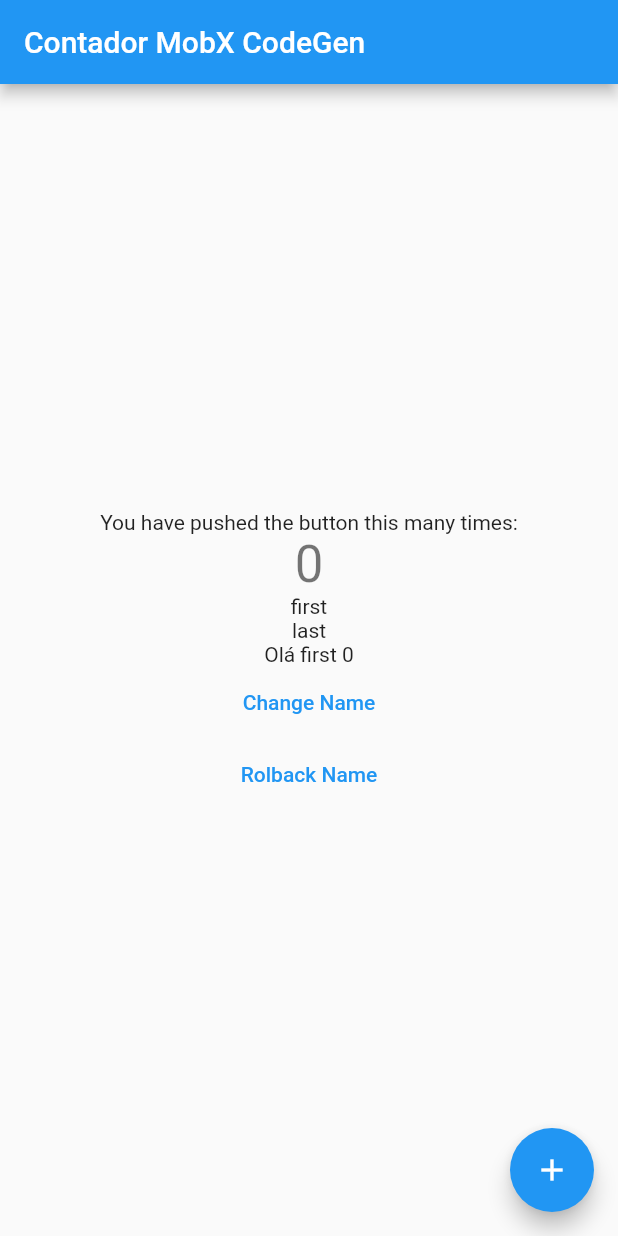
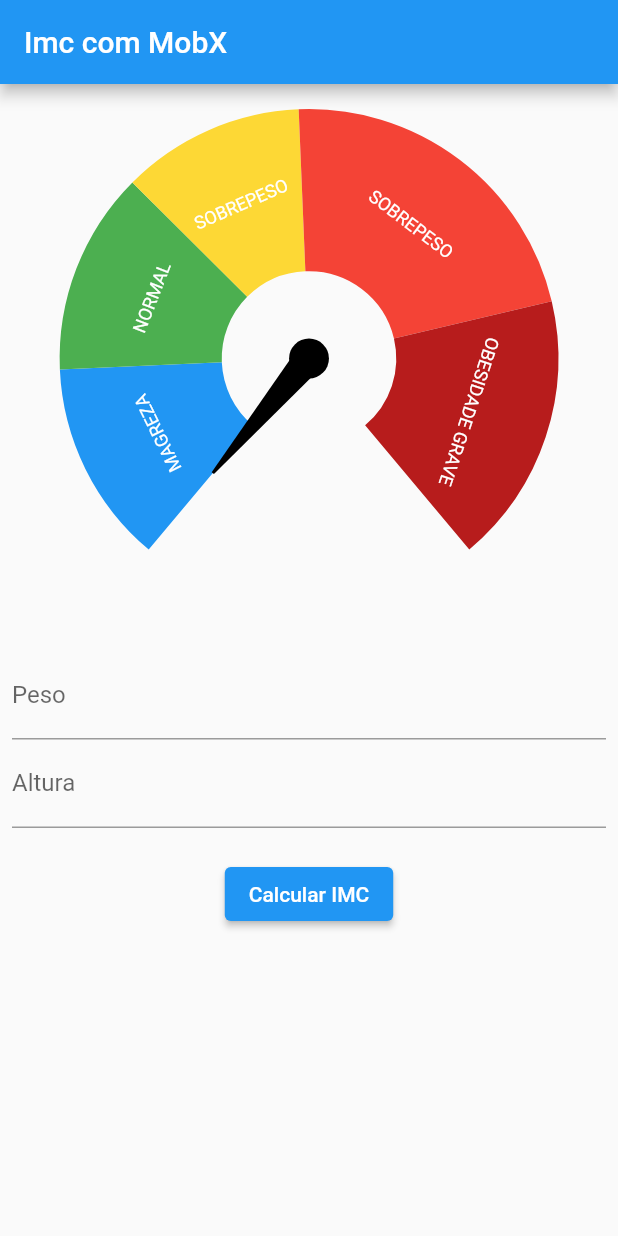
Before and after one commit to lucass-coder/mobx_imc, a Flutter app: the screen it shows after launch, on a phone screen of 412 x 824 dp. Run offline on Flutter 3.47's test engine with Material 2 defaults, Android fonts, the phone set to English and light mode, and no system bars; drawn by our look-alikes of syncfusion_flutter_gauges; our stand-ins replace currency_text_input_formatter, flutter_mobx, mobx; generated files the repository leaves out were written again.

Commit message:
Criando o IMC com Mobx

```diff
--- /dev/null
+++ b/lib/imc/imc_controller.dart
@@ -0,0 +1,37 @@
+import 'dart:math';
+
+import 'package:mobx/mobx.dart';
+part 'imc_controller.g.dart';
+
+class ImcController = ImcControllerBase with _$ImcController;
+
+abstract class ImcControllerBase with Store {
+  @observable
+  double imc = 0.0;
+
+  @observable
+  String? error;
+
+  @computed
+  bool get hasError => error != null;
+
+  @action
+  Future<void> calcularImc(
+      {required double peso, required double altura}) async {
+    try {
+      imc = 0;
+      error = null;
+
+      await Future.delayed(const Duration(seconds: 2));
+
+      imc = peso / pow(altura, 2);
+
+      if (imc > 30) {
+        //imc = 0.0;
+        throw Exception();
+      }
+    } catch (e) {
+      error = 'Erro ao calcular o IMC';
+    }
+  }
+}
--- /dev/null
+++ b/lib/imc/imc_page.dart
@@ -0,0 +1,128 @@
+// ignore_for_file: file_names, avoid_print, avoid_function_literals_in_foreach_calls
+
+import 'dart:math';
+
+import 'package:currency_text_input_formatter/currency_text_input_formatter.dart';
+import 'package:flutter/material.dart';
+import 'package:flutter_mobx/flutter_mobx.dart';
+import 'package:intl/intl.dart';
+import 'package:mobx/mobx.dart';
+import 'package:mobx_imc/imc/imc_controller.dart';
+import 'package:mobx_imc/widgets/imc_gauge.dart';
+
+class ImcPage extends StatefulWidget {
+  const ImcPage({Key? key}) : super(key: key);
+
+  @override
+  State<ImcPage> createState() => _ImcPageState();
+}
+
+class _ImcPageState extends State<ImcPage> {
+  final formKey = GlobalKey<FormState>();
+  final pesoEC = TextEditingController();
+  final alturaEC = TextEditingController();
+  var imc = 0.0;
+  final controller = ImcController();
+  final reactionDisoiser = <ReactionDisposer>[];
+
+  @override
+  void initState() {
+    super.initState();
+    // Usando a Reaction para tratar o erro
+    // Não tratei na controller pois eu precisaria do contexto para
+    // usar a SnackBar, mas eu poderia tratar na controller caso eu
+    // resolva a questão do contexto
+    reaction<bool>((_) => controller.hasError, (hasError) {
+      if (hasError) {
+        ScaffoldMessenger.of(context).showSnackBar(
+            SnackBar(content: Text(controller.error ?? 'ERRO!!!')));
+      }
+    });
+  }
+
+  @override
+  void dispose() {
+    pesoEC.dispose();
+    alturaEC.dispose();
+    reactionDisoiser.forEach((reactionDisposer) => reactionDisposer());
+    super.dispose();
+  }
+
+  @override
+  Widget build(BuildContext context) {
+    return Scaffold(
+      appBar: AppBar(
+        title: const Text('Imc com MobX'),
+      ),
+      body: SingleChildScrollView(
+        child: Form(
+          key: formKey,
+          child: Padding(
+            padding: const EdgeInsets.all(8.0),
+            child: Column(children: [
+              Observer(
+                builder: (_) {
+                  return ImcGauge(imc: controller.imc);
+                },
+              ),
+              const SizedBox(height: 20),
+              TextFormField(
+                controller: pesoEC,
+                keyboardType: TextInputType.number,
+                decoration: const InputDecoration(labelText: 'Peso'),
+                inputFormatters: [
+                  CurrencyTextInputFormatter(
+                    locale: 'pt_BR',
+                    symbol: '',
+                    decimalDigits: 2,
+                    turnOffGrouping: true,
+                  ),
+                ],
+                validator: (String? value) {
+                  if (value == null || value.isEmpty) {
+                    return 'Peso obrigatório';
+                  }
+                  return null;
+                },
+              ),
+              TextFormField(
+                controller: alturaEC,
+                keyboardType: TextInputType.number,
+                decoration: const InputDecoration(labelText: 'Altura'),
+                inputFormatters: [
+                  CurrencyTextInputFormatter(
+                    locale: 'pt_BR',
+                    symbol: '',
+                    decimalDigits: 2,
+                    turnOffGrouping: true,
+                  ),
+                ],
+                validator: (String? value) {
+                  if (value == null || value.isEmpty) {
+                    return 'Peso obrigatório';
+                  }
+                  return null;
+                },
+              ),
+              const SizedBox(height: 20),
+              ElevatedButton(
+                  onPressed: () {
+                    var formValid = formKey.currentState?.validate() ?? false;
+
+                    if (formValid) {
+                      var formatter = NumberFormat.simpleCurrency(
+                          locale: 'pt_BR', decimalDigits: 2);
+                      double peso = formatter.parse(pesoEC.text) as double;
+                      double altura = formatter.parse(alturaEC.text) as double;
+
+                      controller.calcularImc(peso: peso, altura: altura);
+                    }
+                  },
+                  child: const Text('Calcular IMC'))
+            ]),
+          ),
+        ),
+      ),
+    );
+  }
+}
--- a/lib/main.dart
+++ b/lib/main.dart
@@ -1,6 +1,7 @@
 import 'package:flutter/material.dart';
 //import 'package:mobx_imc/contador/contador_page.dart';
 import 'package:mobx_imc/contador_codegen/contador_codegen_page.dart';
+import 'package:mobx_imc/imc/imc_page.dart';
 
 void main() {
   runApp(const MyApp());
@@ -17,7 +18,7 @@ class MyApp extends StatelessWidget {
       theme: ThemeData(
         primarySwatch: Colors.blue,
       ),
-      home: ContadorCodeGenPage(),
+      home: ImcPage(),
     );
   }
 }
--- /dev/null
+++ b/lib/widgets/imc_gauge.dart
@@ -0,0 +1,63 @@
+import 'package:flutter/material.dart';
+import 'package:syncfusion_flutter_gauges/gauges.dart';
+
+import 'imc_gauge_range.dart';
+
+class ImcGauge extends StatelessWidget {
+  final double imc;
+
+  const ImcGauge({Key? key, required this.imc}) : super(key: key);
+
+  @override
+  Widget build(BuildContext context) {
+    return SfRadialGauge(
+      axes: [
+        RadialAxis(
+          showLabels: false,
+          showAxisLine: false,
+          showTicks: false,
+          minimum: 12.5,
+          maximum: 47.9,
+          ranges: [
+            ImcGaugeRange(
+              color: Colors.blue,
+              start: 12.5,
+              end: 18.5,
+              label: 'MAGREZA',
+            ),
+            ImcGaugeRange(
+              color: Colors.green,
+              start: 18.5,
+              end: 24.5,
+              label: 'NORMAL',
+            ),
+            ImcGaugeRange(
+              color: Colors.yellow[600]!,
+              start: 24.5,
+              end: 29.9,
+              label: 'SOBREPESO',
+            ),
+            ImcGaugeRange(
+              color: Colors.red[500]!,
+              start: 29.9,
+              end: 39.9,
+              label: 'SOBREPESO',
+            ),
+            ImcGaugeRange(
+              color: Colors.red[900]!,
+              start: 39.9,
+              end: 47.9,
+              label: 'OBESIDADE GRAVE',
+            ),
+          ],
+          pointers: [
+            NeedlePointer(
+              value: imc,
+              enableAnimation: true,
+            )
+          ],
+        )
+      ],
+    );
+  }
+}
--- /dev/null
+++ b/lib/widgets/imc_gauge_range.dart
@@ -0,0 +1,22 @@
+import 'package:flutter/material.dart';
+import 'package:syncfusion_flutter_gauges/gauges.dart';
+
+class ImcGaugeRange extends GaugeRange {
+  ImcGaugeRange({
+    Key? key,
+    required Color color,
+    required double start,
+    required double end,
+    required String label,
+  }) : super(
+          key: key,
+          startValue: start,
+          endValue: end,
+          color: color,
+          label: label,
+          sizeUnit: GaugeSizeUnit.factor,
+          labelStyle: const GaugeTextStyle(fontFamily: 'Times', fontSize: 12),
+          startWidth: 0.65,
+          endWidth: 0.65,
+        );
+}
--- a/pubspec.yaml
+++ b/pubspec.yaml
@@ -31,6 +31,9 @@ dependencies:
     sdk: flutter
   mobx: ^2.0.3
   flutter_mobx: ^2.0.1
+  syncfusion_flutter_gauges: ^20.2.46
+  currency_text_input_formatter: ^2.0.1
+  intl: ^0.17.0
 
   # The following adds the Cupertino Icons font to your application.
   # Use with the CupertinoIcons class for iOS style icons.
```
Also changed, not shown: lib/imc/imc_controller.g.dart (added), pubspec.lock.
